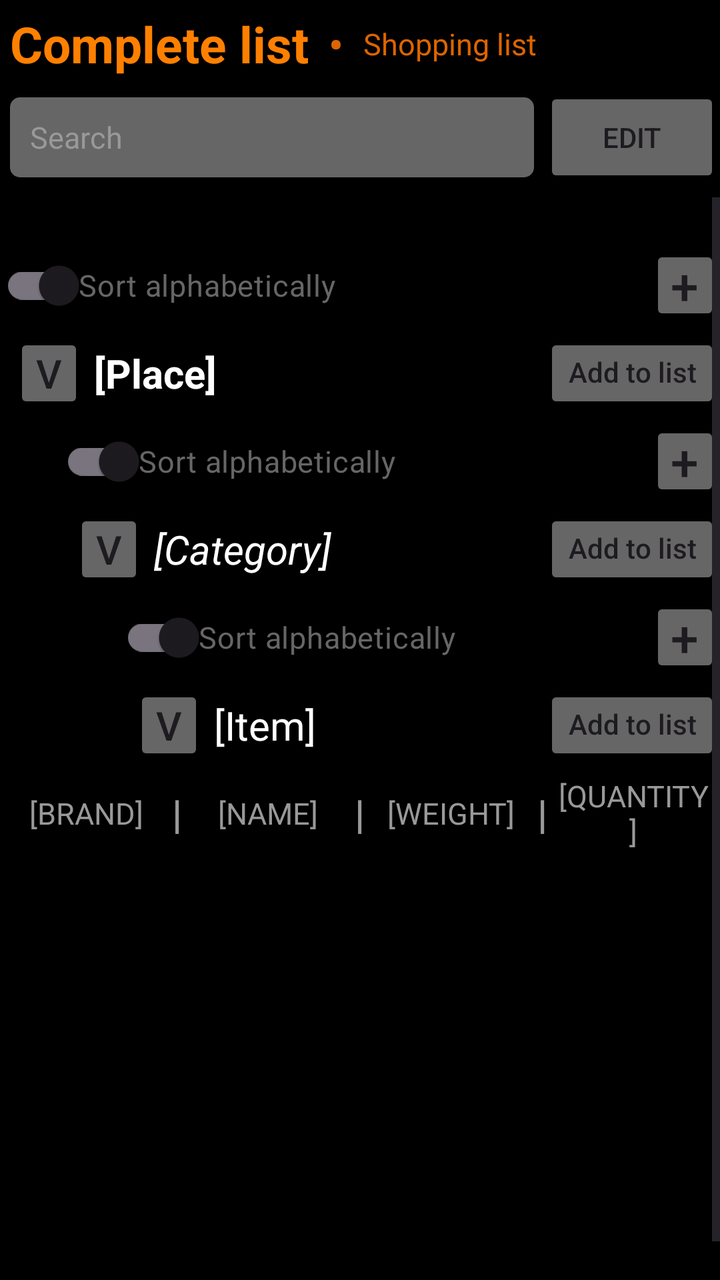
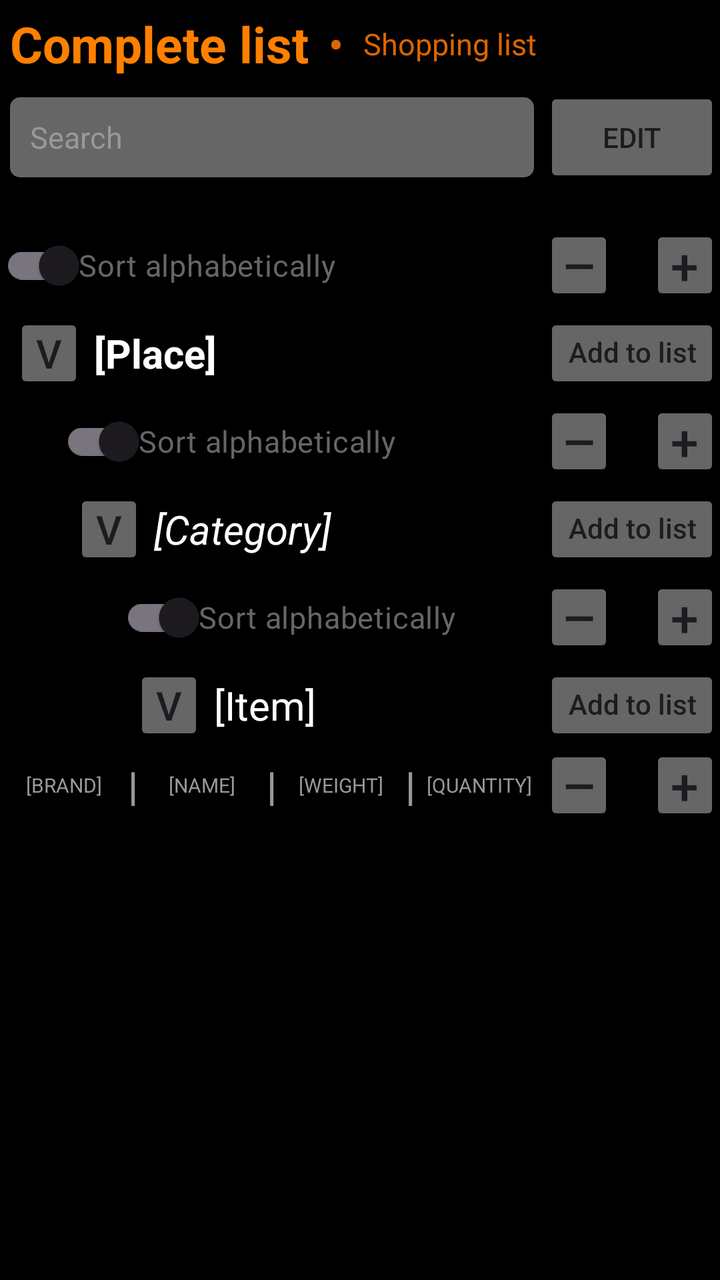

The first picture is an Android layout as it rendered before a commit; the second is the same layout after the commit. The layout source and the unified diff follow.
<!-- AndroidManifest.xml: application theme Theme.Money -->
<!-- res/layout/complete.xml -->
<?xml version="1.0" encoding="utf-8"?>
<androidx.constraintlayout.widget.ConstraintLayout
    xmlns:android="http://schemas.android.com/apk/res/android"
    xmlns:app="http://schemas.android.com/apk/res-auto"
    android:layout_width="match_parent"
    android:layout_height="match_parent"
    android:background="@color/black">

    <LinearLayout
        android:id="@+id/top_section"

        android:gravity="start"
        android:layout_width="match_parent"
        android:layout_height="wrap_content"
        android:orientation="vertical"
        app:layout_constraintStart_toStartOf="parent"
        app:layout_constraintEnd_toEndOf="parent"
        app:layout_constraintTop_toTopOf="parent">

        <LinearLayout
            android:id="@+id/action_bar"
            android:gravity="center"
            android:layout_height="wrap_content"
            android:layout_width="wrap_content"
            android:orientation="horizontal"
            app:layout_constraintStart_toStartOf="parent"
            app:layout_constraintTop_toTopOf="parent">

            <TextView
                android:id="@+id/a_complete"
                android:text="@string/a_complete"

                android:layout_width="wrap_content"
                android:layout_height="wrap_content"
                android:padding="5dp"
                android:textColor="#ff8000"
                android:textSize="25sp"
                android:textStyle="bold"/>

            <TextView
                android:text="@string/a_separator"

                android:layout_height="wrap_content"
                android:layout_width="wrap_content"
                android:padding="5dp"
                android:textColor="#dc6500"
                android:textSize="20sp"
                android:textStyle="bold"/>

            <TextView
                android:id="@+id/a_shopping"
                android:text="@string/a_shopping"

                android:layout_height="wrap_content"
                android:layout_width="wrap_content"
                android:padding="5dp"
                android:textColor="#dc6500"
                android:textSize="15sp"
                android:clickable="true"
                android:focusable="true"/>
        </LinearLayout>

        <LinearLayout
            android:id="@+id/search_bar"

            android:gravity="center"
            android:layout_width="match_parent"
            android:layout_height="wrap_content"
            android:orientation="horizontal"
            android:paddingBottom="5dp">

            <EditText
                android:id="@+id/a_search"
                android:background="@drawable/search_background"
                android:hint="@string/a_search"

                android:layout_width="0dp"
                android:layout_height="40dp"
                android:layout_weight="1"
                android:layout_marginStart="5dp"
                android:layout_marginEnd="5dp"
                android:padding="10dp"
                android:importantForAutofill="no"
                android:inputType="text"
                android:textColorHint="#999999"
                android:textColor="#FFFFFF"
                android:textSize="15sp"/>

            <androidx.appcompat.widget.AppCompatButton
                android:id="@+id/c_edit"
                android:text="@string/c_edit"

                android:layout_width="wrap_content"
                android:layout_height="50dp"
                android:backgroundTint="#666666"/>
        </LinearLayout>
    </LinearLayout>

    <ScrollView
        android:id="@+id/scroll_view"

        android:layout_width="match_parent"
        android:layout_height="0dp"
        android:layout_marginTop="0dp"
        android:fillViewport="true"

        app:layout_constraintTop_toBottomOf="@id/top_section"
        app:layout_constraintBottom_toBottomOf="parent"
        app:layout_constraintStart_toStartOf="parent"
        app:layout_constraintEnd_toEndOf="parent">

        <LinearLayout
            android:id="@+id/scroll"

            android:layout_width="match_parent"
            android:layout_height="wrap_content"
            android:orientation="vertical"
            android:layout_marginTop="20dp"
            android:fillViewport="true"

            app:layout_constraintTop_toBottomOf="@id/top_section">

        <LinearLayout
            android:id="@+id/group"

            android:layout_width="match_parent"
            android:layout_height="wrap_content"
            android:orientation="vertical">

                <LinearLayout
                    android:id="@+id/place_section"

                    android:layout_width="match_parent"
                    android:layout_height="wrap_content"
                    android:orientation="vertical">

                    <LinearLayout
                        android:id="@+id/edit_place_bar"

                        android:layout_width="match_parent"
                        android:layout_height="wrap_content"
                        android:orientation="horizontal"
                        android:gravity="center_vertical">

                        <androidx.appcompat.widget.SwitchCompat
                            android:id="@+id/c_p_sort"
                            android:text="@string/c_p_sort"

                            android:layoutDirection="rtl"
                            android:layout_width="0dp"
                            android:layout_height="wrap_content"
                            android:layout_weight="1"

                            android:textColor="#666666"
                            android:textSize="15sp"
                            android:clickable="true"
                            android:focusable="true"/>

                        <androidx.appcompat.widget.AppCompatButton
                            android:id="@+id/c_p_add"

                            android:layout_width="35dp"
                            android:layout_height="40dp"
                            android:backgroundTint="#666666"
                            android:text="@string/c_p_add"
                            android:textSize="25sp"
                            android:textColor="#1d1b20"
                            android:padding="0dp"
                            android:insetTop="0dp"
                            android:insetBottom="0dp"
                            android:gravity="center"/>
                    </LinearLayout>

                    <LinearLayout
                        android:id="@+id/place_bar"

                        android:layout_width="match_parent"
                        android:layout_height="wrap_content"
                        android:orientation="horizontal"
                        android:layout_marginStart="7dp">

                        <androidx.appcompat.widget.AppCompatButton
                            android:id="@+id/a_p_expand"

                            android:layout_width="35dp"
                            android:layout_height="40dp"
                            android:backgroundTint="#666666"
                            android:text="@string/a_p_expand"
                            android:textSize="20sp"
                            android:textColor="#1d1b20"
                            android:padding="0dp"
                            android:insetTop="0dp"
                            android:insetBottom="0dp"
                            android:gravity="center" />

                        <TextView
                            android:id="@+id/a_p_name"
                            android:text="@string/a_p_name"

                            android:layout_width="wrap_content"
                            android:layout_height="wrap_content"
                            android:padding="5dp"
                            android:textColor="#FFFFFF"
                            android:textSize="20sp"
                            android:textStyle="bold"
                            android:layout_weight="1"/>

                        <androidx.appcompat.widget.AppCompatButton
                            android:id="@+id/c_p_add_list"

                            android:layout_width="wrap_content"
                            android:layout_height="40dp"
                            android:backgroundTint="#666666"
                            android:text="@string/c_p_add_list"
                            android:textColor="#1d1b20"
                            android:padding="0dp"
                            android:insetTop="0dp"
                            android:insetBottom="0dp"
                            android:gravity="center"
                            android:includeFontPadding="false"
                            android:textAllCaps="false"
                            android:layout_gravity="center_vertical"/>
                    </LinearLayout>
                </LinearLayout>

                <LinearLayout
                    android:id="@+id/category_section"

                    android:layout_width="match_parent"
                    android:layout_height="wrap_content"
                    android:orientation="vertical"
                    android:layout_marginStart="30dp">

                    <LinearLayout
                        android:id="@+id/edit_category_bar"

                        android:layout_width="match_parent"
                        android:layout_height="wrap_content"
                        android:orientation="horizontal"
                        android:gravity="center_vertical">

                        <androidx.appcompat.widget.SwitchCompat
                            android:id="@+id/c_c_sort"
                            android:text="@string/c_c_sort"

                            android:layoutDirection="rtl"
                            android:layout_width="0dp"
                            android:layout_height="wrap_content"
                            android:layout_weight="1"

                            android:textColor="#666666"
                            android:textSize="15sp"
                            android:clickable="true"
                            android:focusable="true"/>

                        <androidx.appcompat.widget.AppCompatButton
                            android:id="@+id/c_c_add"

                            android:layout_width="35dp"
                            android:layout_height="40dp"
                            android:backgroundTint="#666666"
                            android:text="@string/c_c_add"
                            android:textSize="25sp"
                            android:textColor="#1d1b20"
                            android:padding="0dp"
                            android:insetTop="0dp"
                            android:insetBottom="0dp"
                            android:gravity="center"/>
                    </LinearLayout>

                    <LinearLayout
                        android:id="@+id/category_bar"

                        android:layout_width="match_parent"
                        android:layout_height="wrap_content"
                        android:orientation="horizontal"
                        android:layout_marginStart="7dp">

                        <androidx.appcompat.widget.AppCompatButton
                            android:id="@+id/a_c_expand"

                            android:layout_width="35dp"
                            android:layout_height="40dp"
                            android:backgroundTint="#666666"
                            android:text="@string/a_c_expand"
                            android:textSize="20sp"
                            android:textColor="#1d1b20"
                            android:padding="0dp"
                            android:insetTop="0dp"
                            android:insetBottom="0dp"
                            android:gravity="center"/>

                        <TextView
                            android:id="@+id/a_c_name"
                            android:text="@string/a_c_name"

                            android:layout_width="wrap_content"
                            android:layout_height="wrap_content"
                            android:padding="5dp"
                            android:textColor="#FFFFFF"
                            android:textSize="20sp"
                            android:layout_weight="1"
                            android:textStyle="italic"/>

                        <androidx.appcompat.widget.AppCompatButton
                            android:id="@+id/c_c_add_list"

                            android:layout_width="wrap_content"
                            android:layout_height="40dp"
                            android:backgroundTint="#666666"
                            android:text="@string/c_c_add_list"
                            android:textColor="#1d1b20"
                            android:padding="0dp"
                            android:insetTop="0dp"
                            android:insetBottom="0dp"
                            android:gravity="center"
                            android:includeFontPadding="false"
                            android:textAllCaps="false"
                            android:layout_gravity="center_vertical"/>

                    </LinearLayout>
                </LinearLayout>

                <LinearLayout
                    android:id="@+id/item_section"

                    android:layout_width="match_parent"
                    android:layout_height="wrap_content"
                    android:orientation="vertical">

                    <LinearLayout
                        android:id="@+id/edit_item_bar"

                        android:layout_width="match_parent"
                        android:layout_height="wrap_content"
                        android:orientation="horizontal"
                        android:gravity="center_vertical"
                        android:layout_marginStart="60dp">

                        <androidx.appcompat.widget.SwitchCompat
                            android:id="@+id/c_i_sort"
                            android:text="@string/c_i_sort"

                            android:layoutDirection="rtl"
                            android:layout_width="0dp"
                            android:layout_height="wrap_content"
                            android:layout_weight="1"

                            android:textColor="#666666"
                            android:textSize="15sp"
                            android:clickable="true"
                            android:focusable="true"/>

                        <androidx.appcompat.widget.AppCompatButton
                            android:id="@+id/c_i_add"

                            android:layout_width="35dp"
                            android:layout_height="40dp"
                            android:backgroundTint="#666666"
                            android:text="@string/c_i_add"
                            android:textSize="25sp"
                            android:textColor="#1d1b20"
                            android:padding="0dp"
                            android:insetTop="0dp"
                            android:insetBottom="0dp"
                            android:gravity="center"/>
                    </LinearLayout>

                    <LinearLayout
                        android:id="@+id/item_bar"

                        android:layout_width="match_parent"
                        android:layout_height="wrap_content"
                        android:orientation="horizontal"
                        android:layout_marginStart="67dp">

                        <androidx.appcompat.widget.AppCompatButton
                            android:id="@+id/a_i_expand"

                            android:layout_width="35dp"
                            android:layout_height="40dp"
                            android:backgroundTint="#666666"
                            android:text="@string/a_i_expand"
                            android:textSize="20sp"
                            android:textColor="#1d1b20"
                            android:padding="0dp"
                            android:insetTop="0dp"
                            android:insetBottom="0dp"
                            android:gravity="center"/>

                        <TextView
                            android:id="@+id/a_i_name"
                            android:text="@string/a_i_name"

                            android:layout_width="wrap_content"
                            android:layout_height="wrap_content"
                            android:padding="5dp"
                            android:textColor="#FFFFFF"
                            android:textSize="20sp"
                            android:layout_weight="1"/>

                        <androidx.appcompat.widget.AppCompatButton
                            android:id="@+id/c_i_add_list"

                            android:layout_width="wrap_content"
                            android:layout_height="40dp"
                            android:backgroundTint="#666666"
                            android:text="@string/c_i_add_list"
                            android:textColor="#1d1b20"
                            android:padding="0dp"
                            android:insetTop="0dp"
                            android:insetBottom="0dp"
                            android:gravity="center"
                            android:includeFontPadding="false"
                            android:textAllCaps="false"
                            android:layout_gravity="center_vertical"/>
                    </LinearLayout>

                    <TableLayout
                        android:id="@+id/item_brand_bar"

                        android:layout_width="match_parent"
                        android:layout_height="wrap_content"
                        android:layout_gravity="center_horizontal"
                        android:stretchColumns="0,2,4,6">

                        <TableRow
                            android:gravity="center_vertical"
                            android:fillViewport="true"
                            app:layout_constraintTop_toBottomOf="@id/item_bar">

                            <TextView
                                android:id="@+id/a_b_brand"
                                android:text="@string/a_b_brand"

                                android:layout_width="0dp"
                                android:layout_height="wrap_content"
                                android:layout_weight="1"
                                android:padding="5dp"
                                android:gravity="center"
                                android:textColor="#999999"
                                android:textSize="15sp"/>

                            <TextView
                                android:text="@string/a_s2"

                                android:layout_width="wrap_content"
                                android:layout_height="wrap_content"
                                android:textColor="#999999"
                                android:textSize="20sp"
                                android:textStyle="bold"/>

                            <TextView
                                android:id="@+id/a_b_name"
                                android:text="@string/a_b_name"

                                android:layout_width="0dp"
                                android:layout_height="wrap_content"
                                android:layout_weight="1"
                                android:padding="5dp"
                                android:gravity="center"
                                android:textColor="#999999"
                                android:textSize="15sp"/>

                            <TextView
                                android:text="@string/a_s2"

                                android:layout_width="wrap_content"
                                android:layout_height="wrap_content"
                                android:textColor="#999999"
                                android:textSize="20sp"
                                android:textStyle="bold"/>

                            <TextView
                                android:id="@+id/a_b_weight"
                                android:text="@string/a_b_weight"

                                android:layout_width="0dp"
                                android:layout_height="wrap_content"
                                android:layout_weight="1"
                                android:padding="5dp"
                                android:gravity="center"
                                android:textColor="#999999"
                                android:textSize="15sp"/>

                            <TextView
                                android:text="@string/a_s2"

                                android:layout_width="wrap_content"
                                android:layout_height="wrap_content"
                                android:textColor="#999999"
                                android:textSize="20sp"
                                android:textStyle="bold"/>

                            <TextView
                                android:id="@+id/a_b_quantity"
                                android:text="@string/a_b_quantity"

                                android:layout_width="0dp"
                                android:layout_height="wrap_content"
                                android:layout_weight="1"
                                android:padding="5dp"
                                android:gravity="center"
                                android:textColor="#999999"
                                android:textSize="15sp"/>
                        </TableRow>
                    </TableLayout>
                </LinearLayout>
            </LinearLayout>
        </LinearLayout>
    </ScrollView>
</androidx.constraintlayout.widget.ConstraintLayout>
<!-- resources referenced by this layout -->
<resources>
  <color name="black">#FF000000</color>
  <!-- drawable search_background (drawable) -->
  <shape xmlns:android="http://schemas.android.com/apk/res/android">
      <solid android:color="#666666"/>
      <corners android:radius="5dp"/>
  <stroke
      android:color="#666666" />
  </shape>
  <string name="a_b_brand">       [BRAND]</string>
  <string name="a_b_name">        [NAME]</string>
  <string name="a_b_quantity">    [QUANTITY]</string>
  <string name="a_b_weight">      [WEIGHT]</string>
  <string name="a_c_expand">      v</string>
  <string name="a_c_name">        [Category]</string>
  <string name="a_complete">      Complete list</string>
  <string name="a_i_expand">      v</string>
  <string name="a_i_name">        [Item]</string>
  <string name="a_p_expand">      v</string>
  <string name="a_p_name">        [Place]</string>
  <string name="a_s2">            |</string>
  <string name="a_search">        Search</string>
  <string name="a_separator">     •</string>
  <string name="a_shopping">      Shopping list</string>
  <string name="c_c_add">         +</string>
  <string name="c_c_add_list">    Add to list</string>
  <string name="c_c_sort">        Sort alphabetically</string>
  <string name="c_edit">          Edit</string>
  <string name="c_i_add">         +</string>
  <string name="c_i_add_list">    Add to list</string>
  <string name="c_i_sort">        Sort alphabetically</string>
  <string name="c_p_add">         +</string>
  <string name="c_p_add_list">    Add to list</string>
  <string name="c_p_sort">        Sort alphabetically</string>
  <style name="Theme.Money" parent="Theme.Material3.DayNight.NoActionBar">
          
          <item name="colorPrimary">@color/purple_500</item>
          <item name="colorPrimaryVariant">@color/purple_700</item>
          <item name="colorOnPrimary">@color/white</item>
          
          <item name="colorSecondary">@color/teal_200</item>
          <item name="colorSecondaryVariant">@color/teal_700</item>
          <item name="colorOnSecondary">@color/black</item>
          
          <item name="android:statusBarColor">?attr/colorPrimaryVariant</item>
          
      </style>
  <color name="purple_500">#dc6500</color>
  <color name="purple_700">#dc6500</color>
  <color name="white">#FFFFFFFF</color>
  <color name="teal_200">#ff8000</color>
  <color name="teal_700">#ff8000</color>
</resources>

<!-- the commit's change to res/layout/complete.xml (unified diff, before → after) -->
@@ -103,19 +103,20 @@
         android:layout_height="0dp"
         android:layout_marginTop="0dp"
         android:fillViewport="true"
+        android:clipToPadding="false"
+        android:paddingBottom="10dp"
 
         app:layout_constraintTop_toBottomOf="@id/top_section"
         app:layout_constraintBottom_toBottomOf="parent"
         app:layout_constraintStart_toStartOf="parent"
         app:layout_constraintEnd_toEndOf="parent">
-
         <LinearLayout
             android:id="@+id/scroll"
 
             android:layout_width="match_parent"
             android:layout_height="wrap_content"
             android:orientation="vertical"
-            android:layout_marginTop="20dp"
+            android:layout_marginTop="10dp"
             android:fillViewport="true"
 
             app:layout_constraintTop_toBottomOf="@id/top_section">
@@ -157,6 +158,21 @@
                             android:focusable="true"/>
 
                         <androidx.appcompat.widget.AppCompatButton
+                            android:id="@+id/c_p_remove"
+
+                            android:layout_width="35dp"
+                            android:layout_height="40dp"
+                            android:backgroundTint="#666666"
+                            android:text="@string/c_p_remove"
+                            android:textSize="20sp"
+                            android:textColor="#1d1b20"
+                            android:padding="0dp"
+                            android:insetTop="0dp"
+                            android:insetBottom="0dp"
+                            android:gravity="center"
+                            android:textStyle="bold"/>
+
+                        <androidx.appcompat.widget.AppCompatButton
                             android:id="@+id/c_p_add"
 
                             android:layout_width="35dp"
@@ -168,7 +184,8 @@
                             android:padding="0dp"
                             android:insetTop="0dp"
                             android:insetBottom="0dp"
-                            android:gravity="center"/>
+                            android:gravity="center"
+                            android:layout_marginStart="18dp"/>
                     </LinearLayout>
 
                     <LinearLayout
@@ -254,6 +271,21 @@
                             android:focusable="true"/>
 
                         <androidx.appcompat.widget.AppCompatButton
+                            android:id="@+id/c_c_remove"
+
+                            android:layout_width="35dp"
+                            android:layout_height="40dp"
+                            android:backgroundTint="#666666"
+                            android:text="@string/c_c_remove"
+                            android:textSize="20sp"
+                            android:textColor="#1d1b20"
+                            android:padding="0dp"
+                            android:insetTop="0dp"
+                            android:insetBottom="0dp"
+                            android:gravity="center"
+                            android:textStyle="bold"/>
+
+                        <androidx.appcompat.widget.AppCompatButton
                             android:id="@+id/c_c_add"
 
                             android:layout_width="35dp"
@@ -265,7 +297,8 @@
                             android:padding="0dp"
                             android:insetTop="0dp"
                             android:insetBottom="0dp"
-                            android:gravity="center"/>
+                            android:gravity="center"
+                            android:layout_marginStart="18dp"/>
                     </LinearLayout>
 
                     <LinearLayout
@@ -352,6 +385,21 @@
                             android:focusable="true"/>
 
                         <androidx.appcompat.widget.AppCompatButton
+                            android:id="@+id/c_i_remove"
+
+                            android:layout_width="35dp"
+                            android:layout_height="40dp"
+                            android:backgroundTint="#666666"
+                            android:text="@string/c_i_remove"
+                            android:textSize="20sp"
+                            android:textColor="#1d1b20"
+                            android:padding="0dp"
+                            android:insetTop="0dp"
+                            android:insetBottom="0dp"
+                            android:gravity="center"
+                            android:textStyle="bold"/>
+
+                        <androidx.appcompat.widget.AppCompatButton
                             android:id="@+id/c_i_add"
 
                             android:layout_width="35dp"
@@ -363,7 +411,8 @@
                             android:padding="0dp"
                             android:insetTop="0dp"
                             android:insetBottom="0dp"
-                            android:gravity="center"/>
+                            android:gravity="center"
+                            android:layout_marginStart="18dp"/>
                     </LinearLayout>
 
                     <LinearLayout
@@ -439,7 +488,7 @@
                                 android:padding="5dp"
                                 android:gravity="center"
                                 android:textColor="#999999"
-                                android:textSize="15sp"/>
+                                android:textSize="10sp"/>
 
                             <TextView
                                 android:text="@string/a_s2"
@@ -460,7 +509,7 @@
                                 android:padding="5dp"
                                 android:gravity="center"
                                 android:textColor="#999999"
-                                android:textSize="15sp"/>
+                                android:textSize="10sp"/>
 
                             <TextView
                                 android:text="@string/a_s2"
@@ -481,7 +530,7 @@
                                 android:padding="5dp"
                                 android:gravity="center"
                                 android:textColor="#999999"
-                                android:textSize="15sp"/>
+                                android:textSize="10sp"/>
 
                             <TextView
                                 android:text="@string/a_s2"
@@ -502,7 +551,37 @@
                                 android:padding="5dp"
                                 android:gravity="center"
                                 android:textColor="#999999"
-                                android:textSize="15sp"/>
+                                android:textSize="10sp"/>
+
+                            <androidx.appcompat.widget.AppCompatButton
+                                android:id="@+id/c_i_b_remove"
+
+                                android:layout_width="35dp"
+                                android:layout_height="40dp"
+                                android:backgroundTint="#666666"
+                                android:text="@string/c_i_b_remove"
+                                android:textSize="20sp"
+                                android:textColor="#1d1b20"
+                                android:padding="0dp"
+                                android:insetTop="0dp"
+                                android:insetBottom="0dp"
+                                android:gravity="center"
+                                android:textStyle="bold"/>
+
+                            <androidx.appcompat.widget.AppCompatButton
+                                android:id="@+id/c_i_b_add"
+
+                                android:layout_width="35dp"
+                                android:layout_height="40dp"
+                                android:backgroundTint="#666666"
+                                android:text="@string/c_i_b_add"
+                                android:textSize="25sp"
+                                android:textColor="#1d1b20"
+                                android:padding="0dp"
+                                android:insetTop="0dp"
+                                android:insetBottom="0dp"
+                                android:gravity="center"
+                                android:layout_marginStart="18dp"/>
                         </TableRow>
                     </TableLayout>
                 </LinearLayout>
<!-- resource entries referenced after the edit -->
@@ -25,13 +25,18 @@
   <string name="a_shopping">      Shopping list</string>
   <string name="c_c_add">         +</string>
   <string name="c_c_add_list">    Add to list</string>
+  <string name="c_c_remove">      —</string>
   <string name="c_c_sort">        Sort alphabetically</string>
   <string name="c_edit">          Edit</string>
   <string name="c_i_add">         +</string>
   <string name="c_i_add_list">    Add to list</string>
+  <string name="c_i_b_add">       +</string>
+  <string name="c_i_b_remove">    —</string>
+  <string name="c_i_remove">      —</string>
   <string name="c_i_sort">        Sort alphabetically</string>
   <string name="c_p_add">         +</string>
   <string name="c_p_add_list">    Add to list</string>
+  <string name="c_p_remove">      —</string>
   <string name="c_p_sort">        Sort alphabetically</string>
   <style name="Theme.Money" parent="Theme.Material3.DayNight.NoActionBar">
           
